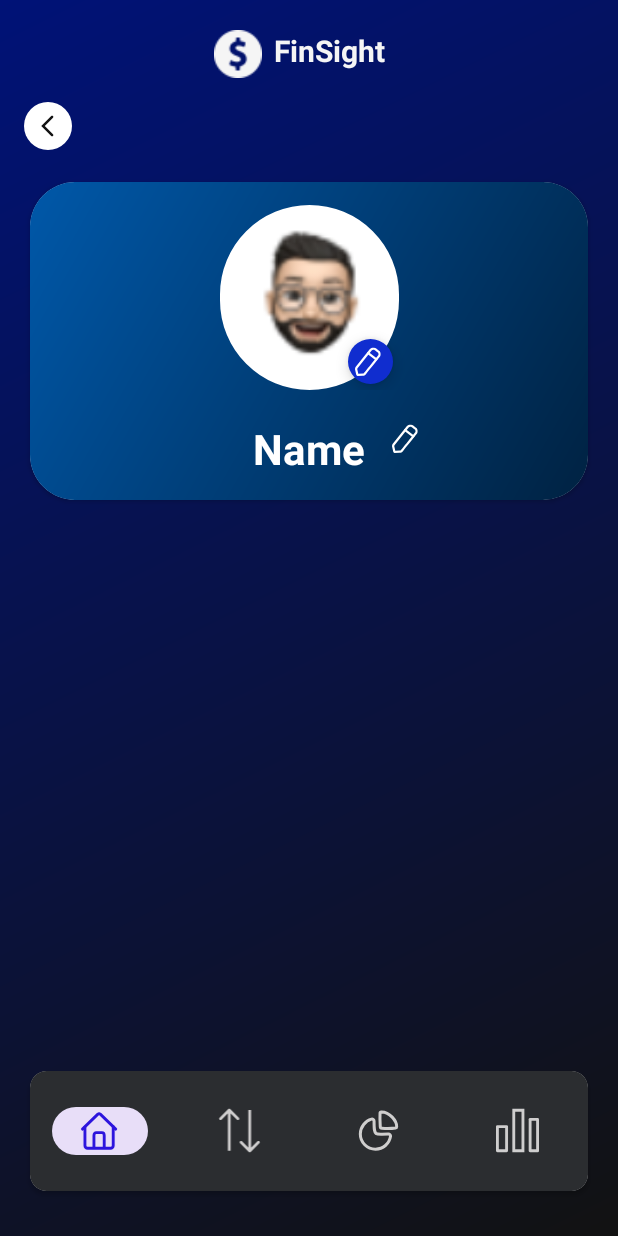
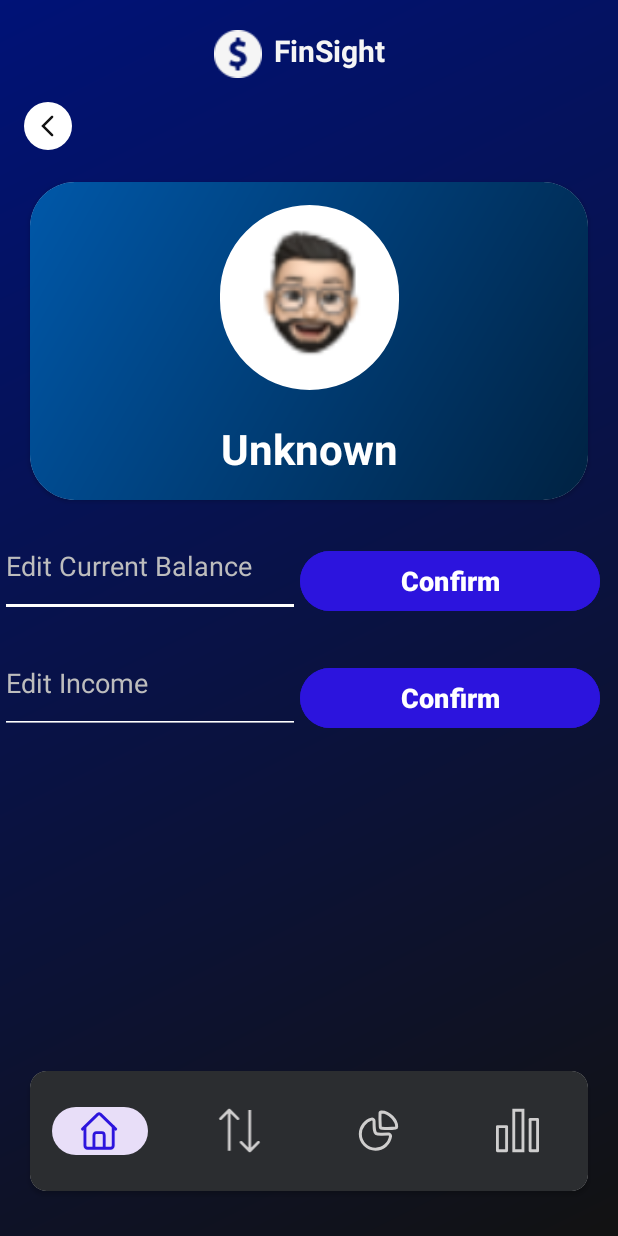
Before and after one commit to AnmarHani/FinSight, an Android app: the editProfile screen opened directly, with no data from a screen before it, on a phone screen of 412 x 824 dp. Run offline under Robolectric (Android 15) with nearby library versions, the phone set to English and light mode, and no system bars.

Commit message:
Finished insights.java and editProfile.java. Also, its layouts.

```diff
--- a/app/src/main/java/com/example/finsight/APIMethods.java
+++ b/app/src/main/java/com/example/finsight/APIMethods.java
@@ -16,6 +16,8 @@ public class APIMethods {
     public static String HOST = "192.168.3.6";
     public static String PORT = "8123";
     public static String CONNECTION_URL = "http://" + HOST + ":" + PORT;
+
+    public static String username = "Unknown";
 
     public static String AUTHORIZATION_KEY = "";
     public static JSONObject get(String link) throws JSONException {
--- a/app/src/main/java/com/example/finsight/editProfile.java
+++ b/app/src/main/java/com/example/finsight/editProfile.java
@@ -5,16 +5,48 @@ import androidx.appcompat.app.AppCompatActivity;
 
 import android.content.Intent;
 import android.os.Bundle;
+import android.view.View;
+import android.widget.Button;
+import android.widget.EditText;
+import android.widget.TextView;
+import android.widget.Toast;
 
 import com.google.android.material.bottomnavigation.BottomNavigationView;
 
+import org.json.JSONException;
+import org.json.JSONObject;
+
 public class editProfile extends AppCompatActivity {
-
+    private EditText currentBalanceEditText;
+    private EditText incomeEditText;
+    private Button currentBalanceBtn;
+    private Button incomeBtn;
     @Override
     protected void onCreate(Bundle savedInstanceState) {
         super.onCreate(savedInstanceState);
         setContentView(R.layout.activity_edit_profile);
 
+        TextView username = (TextView) findViewById(R.id.username);
+        username.setText(APIMethods.username);
+
+        currentBalanceEditText = findViewById(R.id.currentBalance);
+        incomeEditText = findViewById(R.id.income);
+        currentBalanceBtn = findViewById(R.id.currentBalanceBtn);
+        incomeBtn = findViewById(R.id.incomeBtn);
+
+        currentBalanceBtn.setOnClickListener(new View.OnClickListener() {
+            @Override
+            public void onClick(View v) {
+                updateUserInfo("current_balance", currentBalanceEditText.getText().toString());
+            }
+        });
+
+        incomeBtn.setOnClickListener(new View.OnClickListener() {
+            @Override
+            public void onClick(View v) {
+                updateUserInfo("monthly_income", incomeEditText.getText().toString());
+            }
+        });
 
         BottomNavigationView bottomNavigationView = findViewById(R.id.bottomNavigationView);
         bottomNavigationView.setSelectedItemId(R.id.bottom_home);
@@ -53,4 +85,28 @@ public class editProfile extends AppCompatActivity {
         });
 
     }
+
+    private void updateUserInfo(String field, String value) {
+        JSONObject body = new JSONObject();
+        try {
+            body.put(field, value);
+        } catch (JSONException e) {
+            e.printStackTrace();
+        }
+
+        try {
+            JSONObject response = APIMethods.put(APIMethods.CONNECTION_URL + "/update_user", body.toString());
+            if (response.has("message")) {
+                // Update successful, show success message
+                String message = response.getString("message");
+                Toast.makeText(editProfile.this, message, Toast.LENGTH_SHORT).show();
+            } else if (response.has("error")) {
+                // Handle error
+                String error = response.getString("error");
+                Toast.makeText(editProfile.this, error, Toast.LENGTH_SHORT).show();
+            }
+        } catch (JSONException e) {
+            e.printStackTrace();
+        }
+    }
 }
--- a/app/src/main/java/com/example/finsight/sign_in.java
+++ b/app/src/main/java/com/example/finsight/sign_in.java
@@ -49,8 +49,8 @@ public class sign_in extends AppCompatActivity {
                         // Login successful, Save token, navigate to the next activity
                         APIMethods.AUTHORIZATION_KEY = response.getString("token");
                         Intent intent = new Intent(sign_in.this, home_page.class);
-                        intent.putExtra("username", emailUser);
                         startActivity(intent);
+                        APIMethods.username = emailUser;
                         finish(); // Prevents going back to the sign-in activity
                     } else if (response.has("error")) {
                         // Handle error
--- a/app/src/main/res/layout/activity_edit_profile.xml
+++ b/app/src/main/res/layout/activity_edit_profile.xml
@@ -60,7 +60,8 @@
             android:layout_margin="16dp"
             app:layout_constraintStart_toStartOf="parent"
             tools:ignore="MissingConstraints"
-            tools:layout_editor_absoluteY="3dp" />
+            tools:layout_editor_absoluteY="3dp"
+            />
 
         <androidx.cardview.widget.CardView
             android:layout_width="match_parent"
@@ -96,20 +97,6 @@
                         tools:ignore="MissingConstraints"
                         tools:layout_editor_absoluteY="12dp" />
 
-                    <com.google.android.material.floatingactionbutton.FloatingActionButton
-                        android:id="@+id/floatingActionButton5"
-                        android:layout_width="30dp"
-                        android:layout_height="30dp"
-                        android:layout_marginEnd="4dp"
-                        android:layout_marginBottom="4dp"
-                        android:backgroundTint="#102DCF"
-                        android:foreground="@drawable/edit"
-                        android:foregroundGravity="center"
-                        android:clickable="true"
-
-                        app:layout_constraintBottom_toBottomOf="@+id/userImg"
-                        app:layout_constraintEnd_toEndOf="@+id/userImg" />
-
 
                 </androidx.constraintlayout.widget.ConstraintLayout>
 
@@ -131,16 +118,6 @@
                         app:layout_constraintStart_toStartOf="parent"
                         tools:ignore="MissingConstraints" />
 
-                    <ImageButton
-                        android:layout_width="wrap_content"
-                        android:layout_height="wrap_content"
-                        android:layout_marginStart="16dp"
-                        android:background="@drawable/edit"
-                        android:id="@+id/editUserName"
-                        app:layout_constraintStart_toEndOf="@+id/username"
-                        tools:layout_editor_absoluteY="7dp"
-                        tools:ignore="MissingConstraints" />
-
                 </androidx.constraintlayout.widget.ConstraintLayout>
 
 
@@ -150,6 +127,63 @@
         </androidx.cardview.widget.CardView>
 
 
+        <LinearLayout
+            android:layout_width="match_parent"
+            android:layout_height="wrap_content"
+            android:orientation="horizontal">
+
+            <EditText
+                android:id="@+id/currentBalance"
+                android:layout_width="200dp"
+                android:layout_height="match_parent"
+                android:layout_marginTop="10dp"
+                android:backgroundTint="#FFFFFF"
+                android:drawableTint="#FFFFFF"
+                android:hint="Edit Current Balance"
+                android:textColor="@color/white"
+                android:textColorHighlight="@color/white"
+                android:textColorHint="#BDBDBD"
+                />
+
+            <Button
+                android:id="@+id/currentBalanceBtn"
+                android:layout_width="200dp"
+                android:layout_height="wrap_content"
+                android:layout_marginTop="30dp"
+                android:backgroundTint="@color/btn"
+                android:text="Confirm"
+                android:textSize="18dp"
+                android:textStyle="bold" />
+        </LinearLayout>
+
+        <LinearLayout
+            android:layout_width="match_parent"
+            android:layout_height="wrap_content"
+            android:orientation="horizontal">
+
+            <EditText
+                android:id="@+id/income"
+                android:layout_width="200dp"
+                android:layout_height="match_parent"
+                android:layout_marginTop="10dp"
+                android:backgroundTint="#FFFFFF"
+                android:drawableTint="#FFFFFF"
+                android:hint="Edit Income"
+                android:textColor="@color/white"
+                android:textColorHighlight="@color/white"
+                android:textColorHint="#BDBDBD"
+                />
+
+            <Button
+                android:id="@+id/incomeBtn"
+                android:layout_width="200dp"
+                android:layout_height="wrap_content"
+                android:layout_marginTop="30dp"
+                android:backgroundTint="@color/btn"
+                android:text="Confirm"
+                android:textSize="18dp"
+                android:textStyle="bold" />
+        </LinearLayout>
 
 
     </LinearLayout>
```
Also changed, not shown: app/src/main/java/com/example/finsight/home_page.java (+4 -13 lines), app/src/main/java/com/example/finsight/insights.java (+71 -0 lines), app/src/main/res/layout/activity_insights.xml (+58 -8 lines), app/src/main/res/drawable/budget_analysis.png (added), app/src/main/res/drawable/transaction_analysis.png (added), 1 other file.
